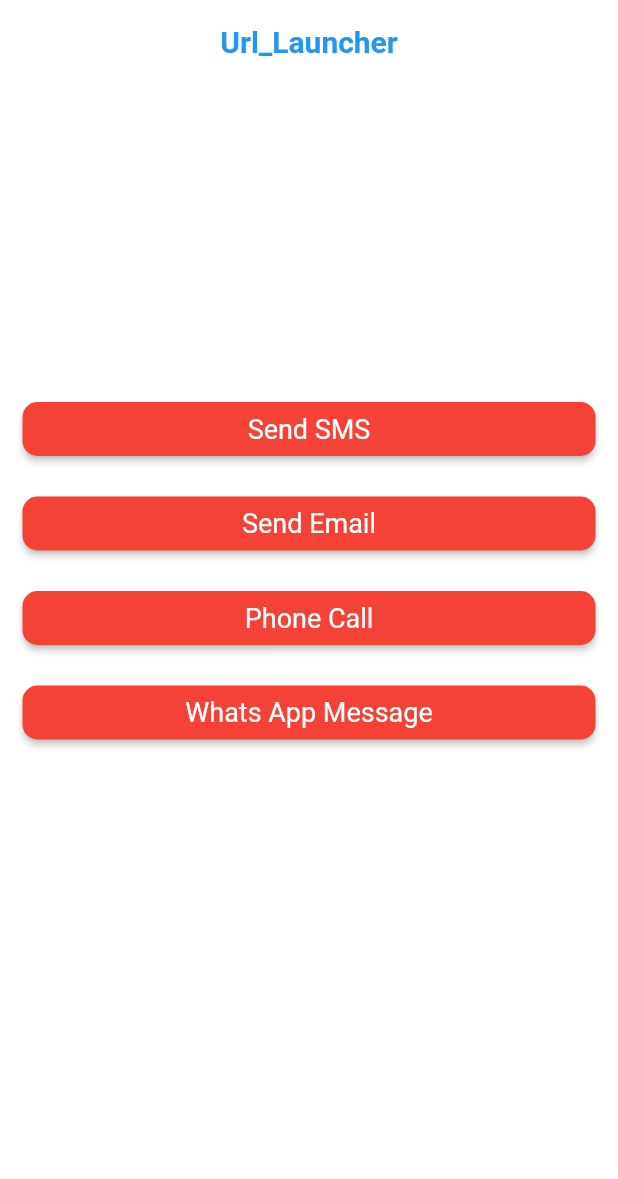
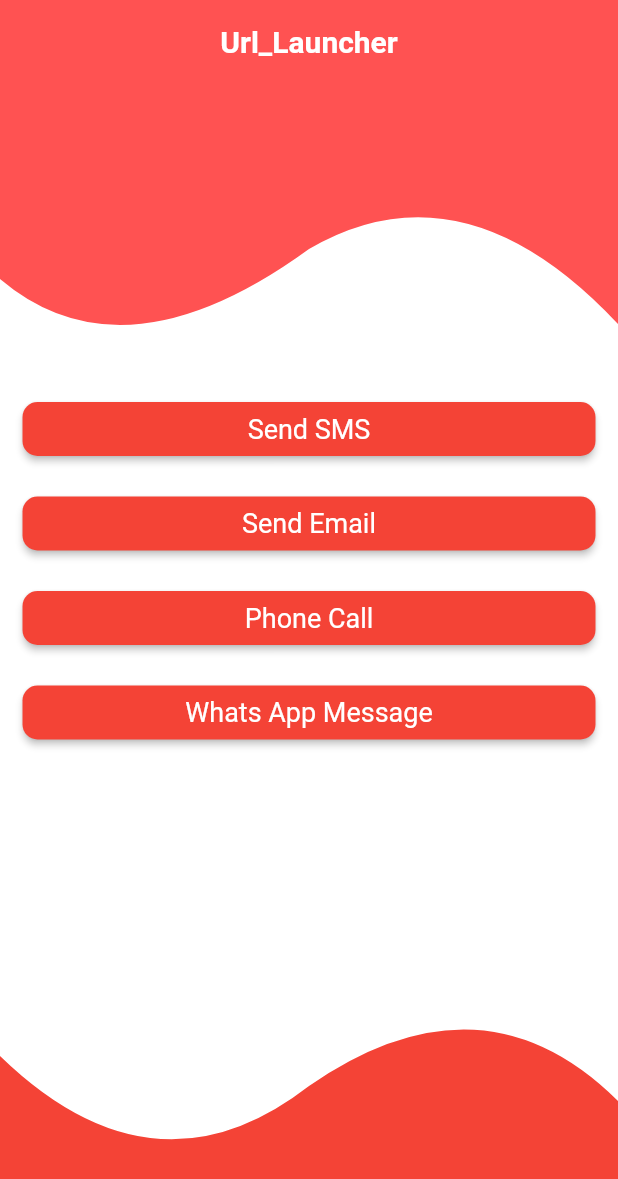
Before and after one commit to kundandhami/flutter-send-message, a Flutter app: the screen it shows after launch, on a phone screen of 412 x 824 dp. Shown: the top 1179 px of the screen. Run offline on Flutter 3.47's test engine with Material 2 defaults, Android fonts, the phone set to English and light mode, and no system bars.

Commit message:
first commit

```diff
--- a/lib/function.dart
+++ b/lib/function.dart
@@ -97,7 +97,7 @@ whatsAppMsg(String number, String msg) async {
   Uri uri = Uri.parse("whatsapp://send?phone=+91$number&text=$msg");
   Uri iosuri = Uri.parse("https://wa.me/+919512829152?text=hello");
   if (await canLaunchUrl(uri as Uri)) {
-    launchUrl(uri as Uri);
+    launchUrl(uri);
   } else {
     throw ("whats error");
   }
--- a/lib/homepage.dart
+++ b/lib/homepage.dart
@@ -20,8 +20,34 @@ class _HomePageState extends State<HomePage> {
       backgroundColor: Colors.white,
       appBar: AppBar(
         title: Text("Url_Launcher"),
+        backgroundColor: Colors.redAccent,
       ),
-      body: Padding(
+      body: Stack(
+        children: [
+          SizedBox(
+            height: 200,
+            child: ClipPath(
+              clipper: customcliper(),
+              child: Container(
+                color: Colors.redAccent,
+              ),
+            ),
+          ),
+          Positioned(
+            bottom: 0,
+            left: 0,
+            right: 0,
+            child: SizedBox(
+              height: 180,
+              child: ClipPath(
+                clipper: customcliper1(),
+                child: Container(
+                  color: Colors.red,
+                ),
+              ),
+            ),
+          ),
+          Padding(
             padding: const EdgeInsets.symmetric(horizontal: 15.0),
             child: ListView(
               children: [
@@ -38,8 +64,8 @@ class _HomePageState extends State<HomePage> {
                       hint1: "number  ",
                       hint2: "message",
                       checks: true,
-                  methods: () => sendSms(
-                      numbercontroller.text.trim(), textcontroller.text.trim()),
+                      methods: () => sendSms(numbercontroller.text.trim(),
+                          textcontroller.text.trim()),
                       fk: gk);
                 }),
                 SizedBox(
@@ -55,8 +81,8 @@ class _HomePageState extends State<HomePage> {
                       title: "Email ",
                       hint1: "email address",
                       hint2: "message",
-                  methods: () => emailMsg(
-                      numbercontroller.text.trim(), textcontroller.text.trim()),
+                      methods: () => emailMsg(numbercontroller.text.trim(),
+                          textcontroller.text.trim()),
                       fk: gk);
                 }),
                 SizedBox(
@@ -88,8 +114,8 @@ class _HomePageState extends State<HomePage> {
                       title: "WhatsApp ",
                       hint1: "Phone Number  ",
                       hint2: "message",
-                  methods: () => whatsAppMsg(
-                      numbercontroller.text.trim(), textcontroller.text.trim()),
+                      methods: () => whatsAppMsg(numbercontroller.text.trim(),
+                          textcontroller.text.trim()),
                       fk: gk);
                 }),
                 SizedBox(
@@ -97,6 +123,8 @@ class _HomePageState extends State<HomePage> {
                 ),
               ],
             ),
+          ),
+        ],
       ),
     );
   }
@@ -116,3 +144,43 @@ class _HomePageState extends State<HomePage> {
     );
   }
 }
+
+class customcliper extends CustomClipper<Path> {
+  @override
+  Path getClip(Size size) {
+    double height = size.height;
+    double width = size.width;
+    var path = Path();
+    path.lineTo(0, height - 70);
+    path.quadraticBezierTo(width / 5, height, width * .5, 110);
+    path.quadraticBezierTo(width * .75, 50, width, height - 40);
+    path.lineTo(width, 0);
+    return path;
+  }
+
+  @override
+  bool shouldReclip(covariant CustomClipper<Path> oldClipper) {
+    return true;
+  }
+}
+
+class customcliper1 extends CustomClipper<Path> {
+  @override
+  Path getClip(Size size) {
+    double height = size.height;
+    double width = size.width;
+    var path = Path()
+      ..moveTo(0, height)
+      ..lineTo(0, 60)
+      ..quadraticBezierTo(width * .25, 160, width * .5, 80)
+      ..quadraticBezierTo(width * .78, -0, width, height - 90)
+      ..lineTo(width, height);
+
+    return path;
+  }
+
+  @override
+  bool shouldReclip(covariant CustomClipper<Path> oldClipper) {
+    return true;
+  }
+}
--- a/lib/main.dart
+++ b/lib/main.dart
@@ -1,8 +1,5 @@
-import 'dart:async';
-
 import 'package:flutter/cupertino.dart';
 import 'package:flutter/material.dart';
-import 'package:url_launcher_package_use/homepage.dart';
 import 'package:url_launcher_package_use/splace_screen.dart';
 
 void main() {
@@ -23,7 +20,7 @@ class MyApp extends StatelessWidget {
           elevation: 0,
           centerTitle: true,
           titleTextStyle: TextStyle(
-              color: Colors.blue, fontWeight: FontWeight.w700, fontSize: 20),
+              color: Colors.white, fontWeight: FontWeight.w700, fontSize: 20),
         ),
       ),
       home: SplaceScreen(),
```
Lines whose indentation alone changed are shown as unchanged.
